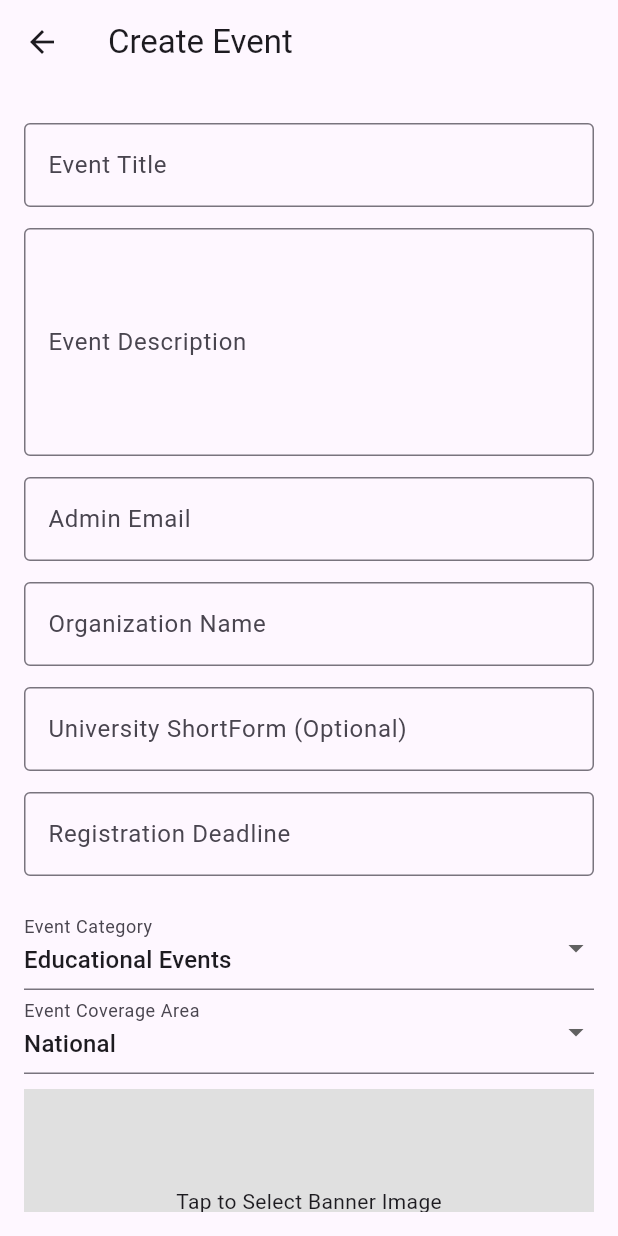
After one commit to fahadmahmud81/nex_event_app, a Flutter app: the CreateEvent screen opened directly, on a phone screen of 412 x 824 dp. The commit adds this screen. Run offline on Flutter 3.47's test engine with Material 3 defaults, Android fonts, the light colour scheme and no system bars; our stand-ins replace another_flutter_splash_screen, cloud_firestore, file_picker, firebase_auth, firebase_core, get and 2 more; missing offline and left inert: bcrypt; accounts and stored records are empty.

Commit message:
admin event add

```diff
--- /dev/null
+++ b/lib/panels/adminEvent.dart
@@ -0,0 +1,455 @@
+import 'package:file_picker/file_picker.dart';
+import 'package:flutter/foundation.dart';
+import 'package:flutter/material.dart';
+import 'package:cloud_firestore/cloud_firestore.dart';
+import 'package:get/get.dart';
+import 'package:get/get_core/src/get_main.dart';
+import 'package:image_picker/image_picker.dart';
+import 'package:http/http.dart' as http;
+import 'dart:convert';
+import 'dart:io';
+
+class EventsPage extends StatefulWidget {
+  @override
+  _EventsPageState createState() => _EventsPageState();
+}
+
+class _EventsPageState extends State<EventsPage> {
+  // Sample data for events (this can be fetched from Firebase or any backend)
+  List<Map<String, String>> events = [
+    {
+      'name': 'Tech Talk 2024',
+      'date': '2024-12-10',
+      'description': 'A session on the latest trends in technology.',
+    },
+    {
+      'name': 'Flutter Workshop',
+      'date': '2024-12-15',
+      'description': 'A hands-on workshop on Flutter development.',
+    },
+    // Add more events here
+  ];
+
+  @override
+  Widget build(BuildContext context) {
+    return Scaffold(
+      body: ListView.builder(
+        itemCount: events.length,
+        itemBuilder: (context, index) {
+          return Card(
+            margin: EdgeInsets.all(10),
+            child: ListTile(
+              contentPadding: EdgeInsets.all(10),
+              title: Text(
+                events[index]['name']!,
+                style: TextStyle(fontSize: 18, fontWeight: FontWeight.bold),
+              ),
+              subtitle: Text(
+                'Date: ${events[index]['date']}\nDescription: ${events[index]['description']}',
+                style: TextStyle(fontSize: 14),
+              ),
+              onTap: () {
+                // Handle event tap (e.g., show event details or manage event)
+              },
+            ),
+          );
+        },
+      ),
+      floatingActionButton: FloatingActionButton(
+        onPressed: () {
+          Get.to(() => CreateEvent());
+        },
+        child: Icon(Icons.add),
+        tooltip: 'Add Event',
+      ),
+    );
+  }
+}
+
+class CreateEvent extends StatefulWidget {
+  @override
+  _CreateEventState createState() => _CreateEventState();
+}
+
+class _CreateEventState extends State<CreateEvent> {
+  final _formKey = GlobalKey<FormState>();
+  final TextEditingController _titleController = TextEditingController();
+  final TextEditingController _descriptionController = TextEditingController();
+  final TextEditingController _deadlineController = TextEditingController();
+  final TextEditingController _emailController = TextEditingController();
+  final TextEditingController _organizationController = TextEditingController();
+  final TextEditingController _universityShortFormController = TextEditingController();
+  DateTime? _selectedDeadline;
+  String _selectedCategory = "Educational Events";
+  String _selectedCoverage = "National";
+  String _imageUrl = "";
+  File? _imageFile;
+  Uint8List? _webImage;
+  final ImagePicker _picker = ImagePicker();
+
+
+  // Pick image for event banner
+  Future<void> _pickImage() async {
+    if (kIsWeb) {
+      final result = await FilePicker.platform.pickFiles(
+        type: FileType.image,
+        allowMultiple: false,
+      );
+
+      if (result != null && result.files.isNotEmpty) {
+        setState(() {
+          _webImage = result.files.first.bytes;
+        });
+      }
+    } else {
+      final pickedFile = await _picker.pickImage(
+        source: ImageSource.gallery,
+        maxHeight: 500,
+        maxWidth: 500,
+        imageQuality: 80,
+      );
+
+      if (pickedFile != null) {
+        setState(() {
+          _imageFile = File(pickedFile.path);
+        });
+      }
+    }
+  }
+
+  // Upload image to imgBB
+  Future<String> _uploadImage(File imageFile) async {
+    final request = http.MultipartRequest(
+      'POST',
+      Uri.parse('https://api.imgbb.com/1/upload'),
+    );
+    request.fields['key'] = '9b0fc2dd74bc6240f21869b39ef5929c';
+    request.files
+        .add(await http.MultipartFile.fromPath('image', imageFile.path));
+
+    final response = await request.send();
+    final responseData = await http.Response.fromStream(response);
+    final result = json.decode(responseData.body);
+    return result['data']['url']; // Extract image URL from the response
+  }
+
+  Future<void> _pickDateAndTime() async {
+    // Pick date
+    DateTime? pickedDate = await showDatePicker(
+      context: context,
+      initialDate: DateTime.now(),
+      firstDate: DateTime(2020),
+      lastDate: DateTime(2101),
+    );
+
+    if (pickedDate != null) {
+      // Pick time
+      TimeOfDay? pickedTime = await showTimePicker(
+        context: context,
+        initialTime: TimeOfDay.now(),
+      );
+
+      if (pickedTime != null) {
+        setState(() {
+          // Combine date and time
+          _selectedDeadline = DateTime(
+            pickedDate.year,
+            pickedDate.month,
+            pickedDate.day,
+            pickedTime.hour,
+            pickedTime.minute,
+          );
+          _deadlineController.text = '${_selectedDeadline!.toLocal()}'; // Set the deadline input field text
+        });
+      }
+    }
+  }
+
+
+  // Save event data to Firebase Firestore
+  // Save event data to Firebase Firestore
+  Future<void> _addEvent() async {
+    if (_formKey.currentState!.validate()) {
+      // Check for duplicate events based on title, organization, and category
+      final querySnapshot = await FirebaseFirestore.instance
+          .collection('events')
+          .where('eventTitle', isEqualTo: _titleController.text)
+          .where('organizationName', isEqualTo: _organizationController.text)
+          .where('eventCategory', isEqualTo: _selectedCategory)
+          .where('eventDescription', isEqualTo: _descriptionController.text)
+          .get();
+
+      if (querySnapshot.docs.isNotEmpty) {
+        // If a duplicate is found
+        showDialog(
+          context: context,
+          builder: (BuildContext context) {
+            return AlertDialog(
+              title: Text('Duplicate Event'),
+              content: Text('An event with this title, organization, and category already exists.'),
+              actions: [
+                TextButton(
+                  onPressed: () {
+                    Navigator.of(context).pop(); // Close the dialog
+                  },
+                  child: Text('OK'),
+                ),
+              ],
+            );
+          },
+        );
+      } else {
+        // Upload image to imgBB and get the URL
+        if (_imageFile != null) {
+          _imageUrl = await _uploadImage(_imageFile!);
+        }
+
+        // Generate unique eventID
+        String eventID = DateTime.now().millisecondsSinceEpoch.toString();
+
+        // Create event data
+        final eventData = {
+          'universityShortForm': _universityShortFormController.text.isNotEmpty
+              ? _universityShortFormController.text
+              : null, // Example, you can change this
+          'eventCategory': _selectedCategory,
+          'eventCoverageArea': _selectedCoverage,
+          'adminEmail': _emailController.text,
+          'eventID': eventID,
+          'eventTitle': _titleController.text,
+          'eventDescription': _descriptionController.text,
+          'eventImage': _imageUrl,
+          'organizationName': _organizationController.text,
+          'registrationDeadline': _selectedDeadline != null
+              ? Timestamp.fromDate(_selectedDeadline!)
+              : null,
+        };
+
+        // Add event data to Firestore
+        await FirebaseFirestore.instance.collection('events').add(eventData);
+
+        // Show confirmation dialog
+        showDialog(
+          context: context,
+          builder: (BuildContext context) {
+            return AlertDialog(
+              title: Text('Success!'),
+              content: Text('Event Added Successfully'),
+              actions: [
+                TextButton(
+                  onPressed: () {
+                    Navigator.of(context).pop(); // Close the dialog
+                    Navigator.pop(context); // Optionally, go back after success
+                  },
+                  child: Text('OK'),
+                ),
+              ],
+            );
+          },
+        );
+      }
+    }
+  }
+
+
+
+  @override
+  Widget build(BuildContext context) {
+    return Scaffold(
+      appBar: AppBar(
+        title: Text('Create Event'),
+      ),
+      body: Padding(
+        padding: EdgeInsets.all(16.0),
+        child: Form(
+          key: _formKey,
+          child: ListView(
+            children: [
+              SizedBox(
+                height: 10,
+              ),
+              TextFormField(
+                controller: _titleController,
+                decoration: InputDecoration(
+                  labelText: 'Event Title',
+                  border: OutlineInputBorder(),
+                ),
+                validator: (value) {
+                  if (value == null || value.isEmpty) {
+                    return 'Please enter the event title';
+                  }
+                  return null;
+                },
+              ),
+              SizedBox(
+                height: 14,
+              ),
+              TextFormField(
+                controller: _descriptionController,
+                decoration: InputDecoration(
+                  labelText: 'Event Description',
+                  border:
+                      OutlineInputBorder(), // Adds a border around the text field
+                ),
+                validator: (value) {
+                  if (value == null || value.isEmpty) {
+                    return 'Please enter the event description';
+                  }
+                  return null;
+                },
+                maxLines: 5,
+                // Allows the TextFormField to grow to 5 lines
+                keyboardType: TextInputType.multiline,
+                // Enables multiline input
+                textInputAction: TextInputAction
+                    .newline, // Allows the user to add new lines easily
+              ),
+              SizedBox(
+                height: 14,
+              ),
+              TextFormField(
+                controller: _emailController,
+                decoration: InputDecoration(
+                  labelText: 'Admin Email',
+                  border: OutlineInputBorder(),
+                ),
+                validator: (value) {
+                  // Check if the email is empty
+                  if (value == null || value.isEmpty) {
+                    return 'Please enter the admin email';
+                  }
+
+                  // Regular expression for validating an email
+                  String pattern =
+                      r'\b[A-Za-z0-9._%+-]+@[A-Za-z0-9.-]+\.[A-Za-z]{2,}\b';
+                  RegExp regExp = RegExp(pattern);
+
+                  // Check if the email matches the regular expression
+                  if (!regExp.hasMatch(value)) {
+                    return 'Please enter a valid email address';
+                  }
+
+                  return null;
+                },
+              ),
+              SizedBox(
+                height: 14,
+              ),
+              TextFormField(
+                controller: _organizationController,
+                decoration: InputDecoration(
+                  labelText: 'Organization Name',
+                  border: OutlineInputBorder(),
+                ),
+                validator: (value) {
+                  if (value == null || value.isEmpty) {
+                    return 'Please enter the organization name';
+                  }
+                  return null;
+                },
+              ),
+              SizedBox(
+                height: 14,
+              ),
+              TextFormField(
+                controller: _universityShortFormController,
+                decoration: InputDecoration(
+                  labelText: 'University ShortForm (Optional)',
+                  border: OutlineInputBorder(),
+                ),
+              ),
+
+              SizedBox(
+                height: 14,
+              ),
+
+              TextFormField(
+                controller: _deadlineController,
+                decoration: InputDecoration(labelText: 'Registration Deadline',
+                  border: OutlineInputBorder(),
+                ),
+                readOnly: true,  // Makes the field non-editable
+                onTap: _pickDateAndTime,  // Open the date and time picker
+                validator: (value) {
+                  if (value == null || value.isEmpty) {
+                    return 'Please select the registration deadline';
+                  }
+                  return null;
+                },
+              ),
+
+
+              SizedBox(height: 20,),
+              DropdownButtonFormField<String>(
+                value: _selectedCategory,
+                decoration: InputDecoration(labelText: 'Event Category'),
+                items: [
+                  'Educational Events',
+                  'Competitions',
+                  'IT contest',
+                  'Training Programs',
+                  'Cultural and Arts Event',
+                  'Study Abroad Events',
+                  'Career and Networking Event',
+                  'Sports and Recreational Event',
+                  'Community and Fundraising Event',
+                  'Government Drives and Events',
+                  'Religious Events',
+                  'Tech and Innovation Events',
+                  'Tourism Events',
+                ]
+                    .map((category) => DropdownMenuItem<String>(
+                          value: category,
+                          child: Text(category),
+                        ))
+                    .toList(),
+                onChanged: (value) {
+                  setState(() {
+                    _selectedCategory = value!;
+                  });
+                },
+              ),
+              DropdownButtonFormField<String>(
+                value: _selectedCoverage,
+                decoration: InputDecoration(labelText: 'Event Coverage Area'),
+                items: [
+                  'National',
+                  'Specific Area',
+                  'International',
+                  'Institute Only',
+                ]
+                    .map((coverage) => DropdownMenuItem<String>(
+                          value: coverage,
+                          child: Text(coverage),
+                        ))
+                    .toList(),
+                onChanged: (value) {
+                  setState(() {
+                    _selectedCoverage = value!;
+                  });
+                },
+              ),
+              SizedBox(height: 10),
+              GestureDetector(
+                onTap: _pickImage,
+                child: Container(
+                  color: Colors.grey[300],
+                  height: 150,
+                  width: double.infinity,
+                  child: _imageFile == null
+                      ? Center(child: Text('Tap to Select Banner Image'))
+                      : Image.file(_imageFile!, fit: BoxFit.cover),
+                ),
+              ),
+              SizedBox(height: 20),
+              ElevatedButton(
+                onPressed: _addEvent,
+                child: Text('Add Event'),
+              ),
+            ],
+          ),
+        ),
+      ),
+    );
+  }
+}
--- a/lib/panels/superAdmin.dart
+++ b/lib/panels/superAdmin.dart
@@ -6,6 +6,7 @@ import 'package:salomon_bottom_bar/salomon_bottom_bar.dart';
 import 'package:firebase_auth/firebase_auth.dart';
 
 class SuperApp extends StatefulWidget {
+
   final String userName;
   final String userImageUrl;
   final String userId; // Add userId to identify the logged-in user
@@ -14,7 +15,7 @@ class SuperApp extends StatefulWidget {
     Key? key,
     required this.userName,
     required this.userImageUrl,
-    required this.userId, // Pass userId to fetch user data
+    required this.userId,
   }) : super(key: key);
 
   @override
@@ -60,6 +61,7 @@ class _SuperAppState extends State<SuperApp> {
 
   @override
   Widget build(BuildContext context) {
+
     return Scaffold(
 
       appBar: AppBar(
--- a/lib/screens/loginPage.dart
+++ b/lib/screens/loginPage.dart
@@ -7,6 +7,7 @@ import 'forgotPassword.dart';
 import 'package:nex_event_app/panels/adminPanel.dart';
 import 'package:nex_event_app/panels/studentPanel.dart';
 import 'package:nex_event_app/panels/superAdmin.dart';
+
 
 class LoginPage extends StatefulWidget {
   @override
@@ -114,7 +115,8 @@ class _LoginPageState extends State<LoginPage> {
   Widget build(BuildContext context) {
     return Scaffold(
       appBar: AppBar(
-        title: Text('Login'),
+        title: Text(''),
+        centerTitle: true,
         automaticallyImplyLeading: false,
       ),
       body: Padding(
@@ -125,6 +127,7 @@ class _LoginPageState extends State<LoginPage> {
             child: Column(
               mainAxisAlignment: MainAxisAlignment.center,
               children: [
+
                 Text(
                   'Welcome Back!',
                   style: TextStyle(
--- a/pubspec.yaml
+++ b/pubspec.yaml
@@ -45,6 +45,7 @@ dependencies:
   email_auth: ^2.0.0
   mailer: ^6.2.0
   salomon_bottom_bar: ^3.3.2
+  bcrypt: ^1.1.3
 
 dev_dependencies:
   flutter_launcher_icons: ^0.9.3 # Use the latest version
```
Also changed, not shown: lib/panels/adminPanel.dart (+88 -23 lines), lib/screens/RegistrationScreen.dart (+16 -2 lines), lib/screens/otpCode.dart (+7 -0 lines), lib/main.dart (line endings or trailing spaces), pubspec.lock.
